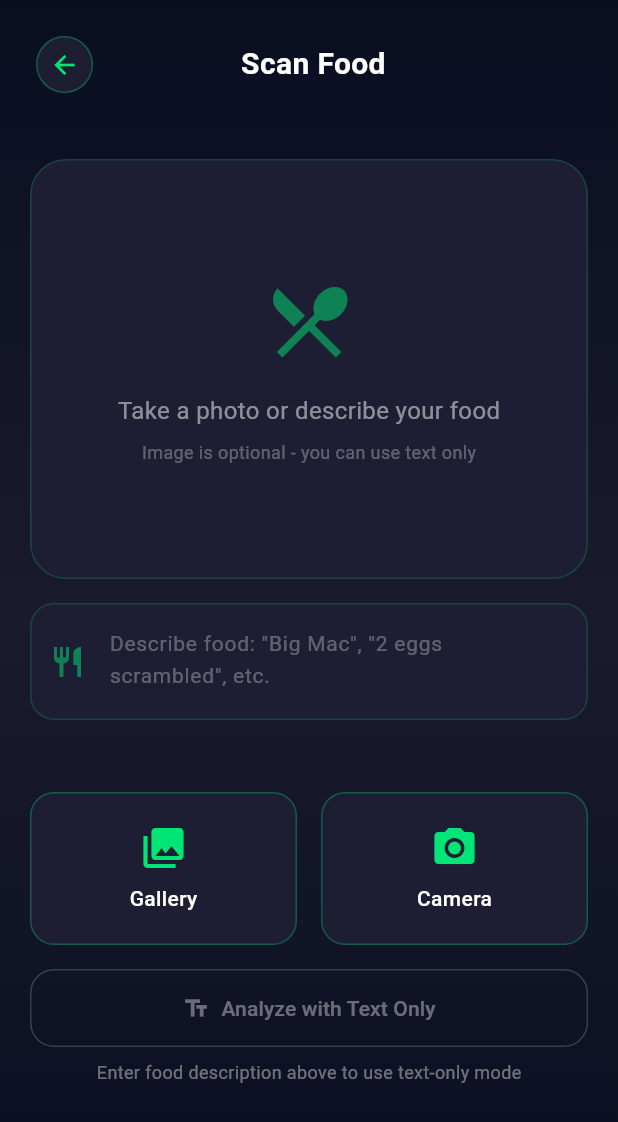
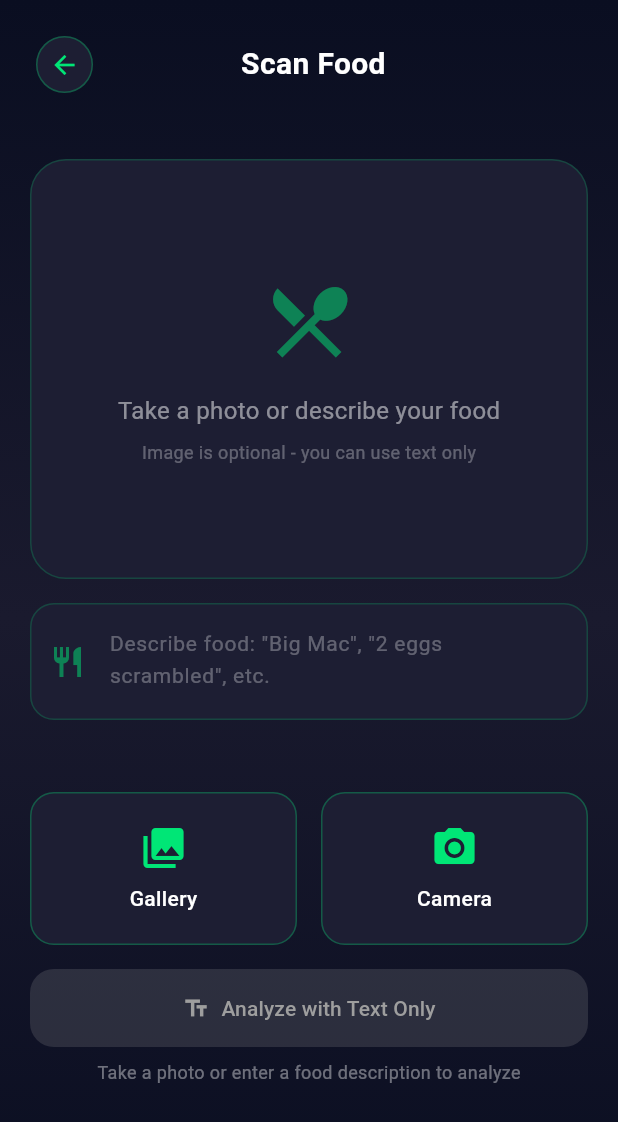
Before and after one commit to Atom5355/caltrac, a Flutter app: the CameraPage screen opened directly, on a phone screen of 412 x 824 dp. Shown: the top 1122 px of the screen. Run offline on Flutter 3.47's test engine with Material 3 defaults, Android fonts, the phone set to English and light mode, and no system bars; our stand-ins replace dio, fl_chart, flutter_local_notifications, flutter_markdown, flutter_secure_storage, image_picker and 6 more; accounts and stored records are empty.

Commit message:
v1.0.9: Dynamic analyze button with context support

```diff
--- a/lib/pages/camera_page.dart
+++ b/lib/pages/camera_page.dart
@@ -659,6 +659,10 @@ class _CameraPageState extends State<CameraPage> with TickerProviderStateMixin {
   }
 
   Widget _buildCaptureButtons() {
+    final hasImage = _imageBytes != null;
+    final hasText = _contextController.text.trim().isNotEmpty;
+    final canAnalyze = hasImage || hasText;
+
     return Column(
       children: [
         Row(
@@ -681,22 +685,32 @@ class _CameraPageState extends State<CameraPage> with TickerProviderStateMixin {
           ],
         ),
         const SizedBox(height: 16),
-        // Text-only analyze button
+        // Dynamic analyze button
         SizedBox(
           width: double.infinity,
-          child: OutlinedButton.icon(
-            onPressed: _isAnalyzing || _contextController.text.trim().isEmpty
+          child: ElevatedButton.icon(
+            onPressed: _isAnalyzing || !canAnalyze
                 ? null
-                : _analyzeTextOnly,
-            icon: const Icon(Icons.text_fields),
-            label: const Text('Analyze with Text Only'),
-            style: OutlinedButton.styleFrom(
-              foregroundColor: const Color(0xFF00E676),
-              side: BorderSide(
-                color: _contextController.text.trim().isEmpty
-                    ? Colors.grey.withOpacity(0.3)
-                    : const Color(0xFF00E676).withOpacity(0.5),
-              ),
+                : () {
+                    if (hasImage) {
+                      _analyzeImage();
+                    } else {
+                      _analyzeTextOnly();
+                    }
+                  },
+            icon: Icon(hasImage ? Icons.auto_awesome : Icons.text_fields),
+            label: Text(
+              hasImage
+                  ? (hasText ? 'Analyze with Context' : 'Analyze Photo')
+                  : 'Analyze with Text Only',
+            ),
+            style: ElevatedButton.styleFrom(
+              backgroundColor: canAnalyze
+                  ? const Color(0xFF00E676)
+                  : Colors.grey.withOpacity(0.3),
+              foregroundColor: Colors.black,
+              disabledBackgroundColor: Colors.grey.withOpacity(0.2),
+              disabledForegroundColor: Colors.grey,
               padding: const EdgeInsets.symmetric(vertical: 16),
               shape: RoundedRectangleBorder(
                 borderRadius: BorderRadius.circular(16),
@@ -704,11 +718,11 @@ class _CameraPageState extends State<CameraPage> with TickerProviderStateMixin {
             ),
           ),
         ),
-        if (_contextController.text.trim().isEmpty)
+        if (!canAnalyze)
           Padding(
             padding: const EdgeInsets.only(top: 8),
             child: Text(
-              'Enter food description above to use text-only mode',
+              'Take a photo or enter a food description to analyze',
               style: TextStyle(
                 color: Colors.white.withOpacity(0.4),
                 fontSize: 12,
--- a/pubspec.yaml
+++ b/pubspec.yaml
@@ -16,7 +16,7 @@ publish_to: 'none' # Remove this line if you wish to publish to pub.dev
 # https://developer.apple.com/library/archive/documentation/General/Reference/InfoPlistKeyReference/Articles/CoreFoundationKeys.html
 # In Windows, build-name is used as the major, minor, and patch parts
 # of the product and file versions while build-number is used as the build suffix.
-version: 1.0.8+9
+version: 1.0.9+10
 
 environment:
   sdk: ^3.10.4
```
